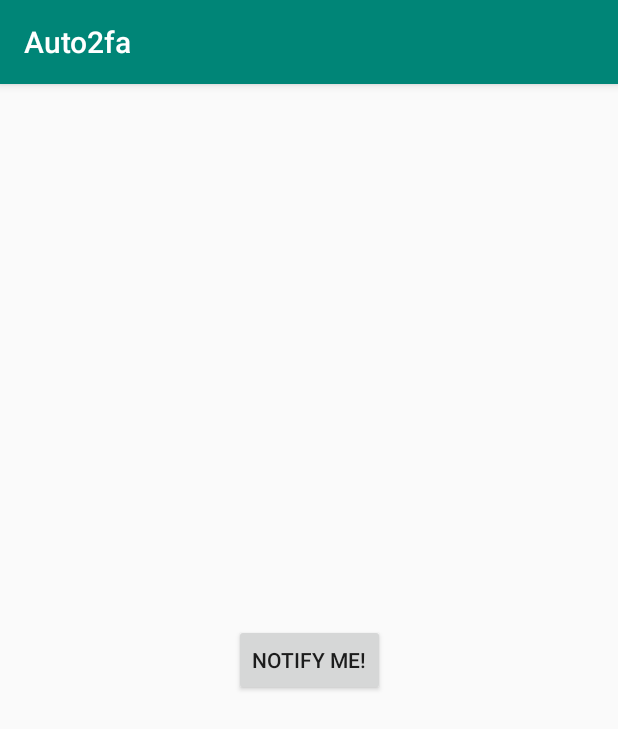
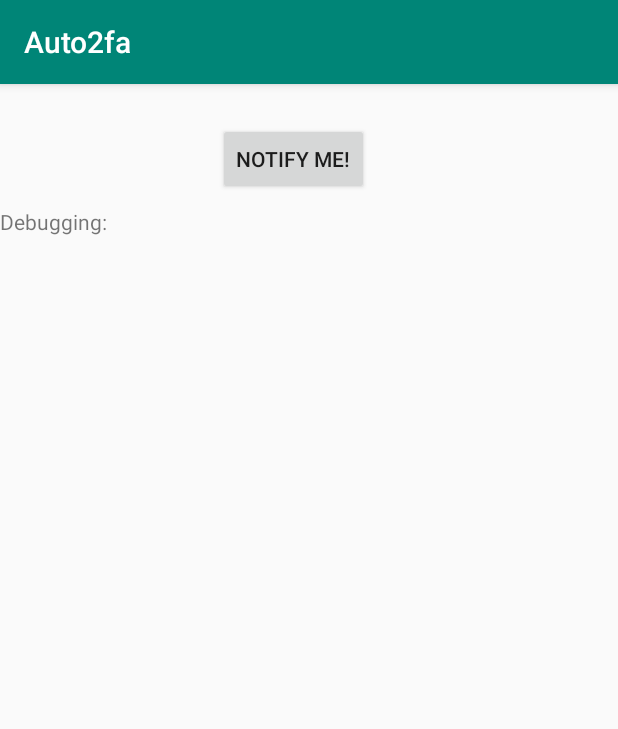
Before and after one commit to yugregory/auto2fa, an Android app: the screen it shows after launch (MainActivity), on a phone screen of 412 x 824 dp. Shown: the top 729 px of the screen. Run offline under Robolectric (Android 15) with nearby library versions, the phone set to English and light mode, and no system bars.

Commit message:
App currently accepts Duo notifications while open and while closed, untested whether accepts when app is destroyed.
changed sdk to 26, added debug output, made util class to display toasts, added a textView that is unused

```diff
--- a/app/src/main/java/com/example/auto2fa/MainActivity.java
+++ b/app/src/main/java/com/example/auto2fa/MainActivity.java
@@ -100,6 +100,10 @@ public class MainActivity extends AppCompatActivity {
         return false;
     }
 
+    public void addDebugText(String text) {
+
+    }
+
     class NotificationReceiver extends BroadcastReceiver {
         @Override
         public void onReceive(Context context, Intent intent) {
--- a/app/src/main/res/layout/activity_main.xml
+++ b/app/src/main/res/layout/activity_main.xml
@@ -11,14 +11,26 @@
         android:layout_width="wrap_content"
         android:layout_height="wrap_content"
         android:layout_marginStart="8dp"
-        android:layout_marginLeft="8dp"
         android:layout_marginTop="8dp"
         android:layout_marginEnd="8dp"
-        android:layout_marginRight="8dp"
         android:layout_marginBottom="8dp"
         android:text="Notify Me!"
         app:layout_constraintBottom_toBottomOf="parent"
         app:layout_constraintEnd_toEndOf="parent"
+        app:layout_constraintHorizontal_bias="0.464"
         app:layout_constraintStart_toStartOf="parent"
-        app:layout_constraintTop_toTopOf="parent" />
+        app:layout_constraintTop_toTopOf="parent"
+        app:layout_constraintVertical_bias="0.026" />
+
+    <TextView
+        android:id="@+id/debug_output"
+        android:layout_width="0dp"
+        android:layout_height="0dp"
+        android:layout_marginTop="8dp"
+        android:layout_marginBottom="8dp"
+        android:text="Debugging:"
+        app:layout_constraintBottom_toBottomOf="parent"
+        app:layout_constraintEnd_toEndOf="parent"
+        app:layout_constraintStart_toStartOf="parent"
+        app:layout_constraintTop_toBottomOf="@+id/notify" />
 </android.support.constraint.ConstraintLayout>
```
Also changed, not shown: app/build.gradle (+4 -4 lines), app/src/main/java/com/example/auto2fa/NotificationListener.java (+30 -9 lines), app/src/main/java/com/example/auto2fa/Util.java (added, +11 -0 lines), 1 other file.
